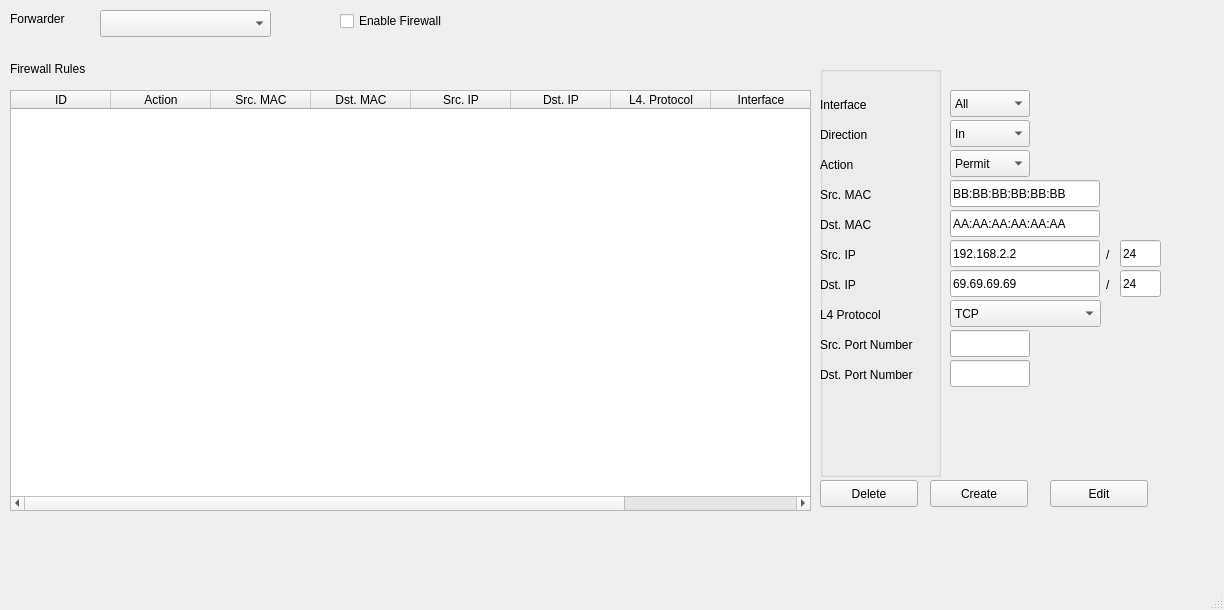
Qt form code/APP_GUI/gui.ui (aks-2017/semestralne-zadania-semestralne-zadanie-74148-74196-65786) before a commit.
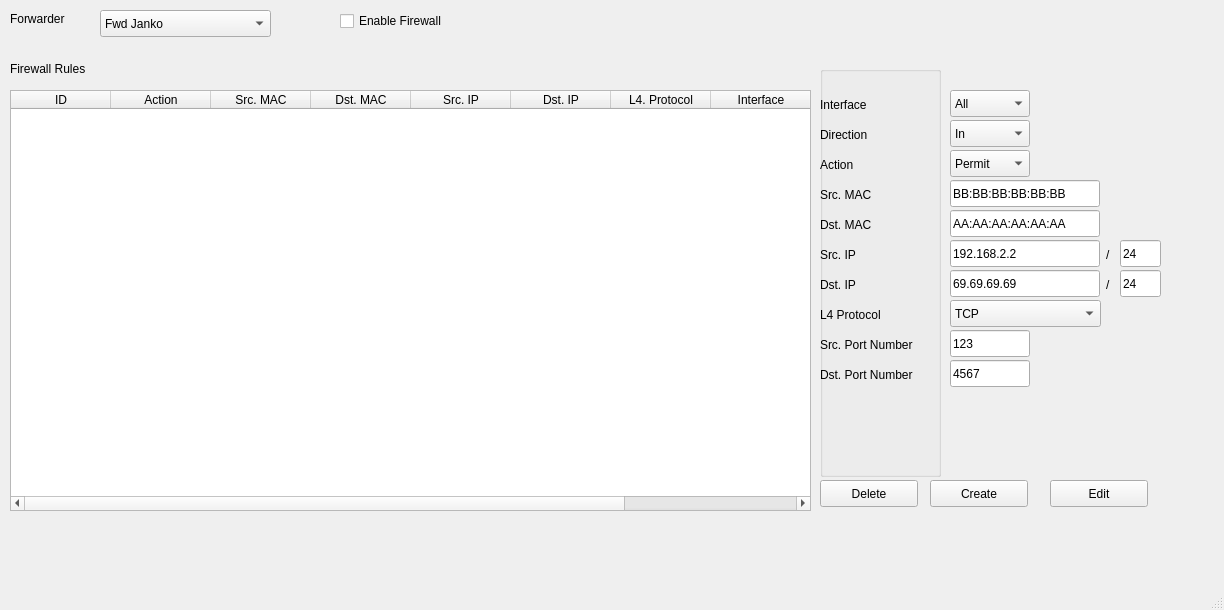
The same form after that commit.

The edit to the form file:
```diff
--- a/code/APP_GUI/gui.ui
+++ b/code/APP_GUI/gui.ui
@@ -447,6 +447,9 @@
       <height>27</height>
      </rect>
     </property>
+    <property name="text">
+     <string>123</string>
+    </property>
    </widget>
    <widget class="QLineEdit" name="guiLeDstPortNumber">
     <property name="geometry">
@@ -457,6 +460,9 @@
       <height>27</height>
      </rect>
     </property>
+    <property name="text">
+     <string>4567</string>
+    </property>
    </widget>
    <widget class="QLineEdit" name="guiLeSrcPrefix">
     <property name="geometry">
@@ -519,6 +525,21 @@
       <height>27</height>
      </rect>
     </property>
+    <item>
+     <property name="text">
+      <string>Fwd Janko</string>
+     </property>
+    </item>
+    <item>
+     <property name="text">
+      <string>Fwd Samko</string>
+     </property>
+    </item>
+    <item>
+     <property name="text">
+      <string>Fwd Danko</string>
+     </property>
+    </item>
    </widget>
   </widget>
   <widget class="QMenuBar" name="menubar">
```
